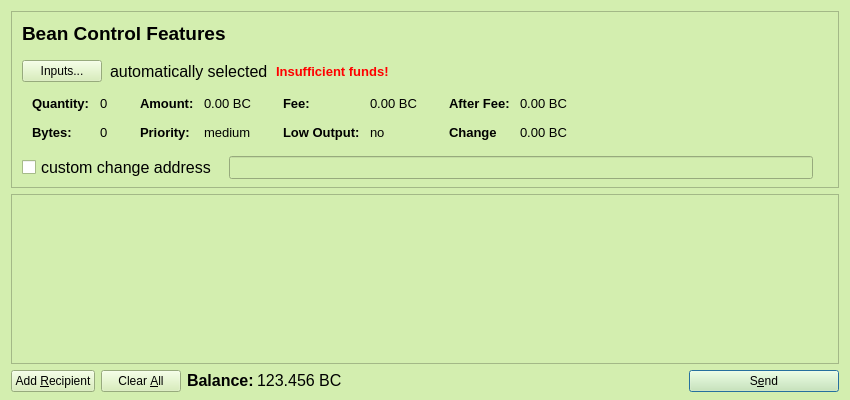
Above: src/qt/forms/sendbeansdialog.ui from teambean/BeanCash before the change. Below: the same form after it.
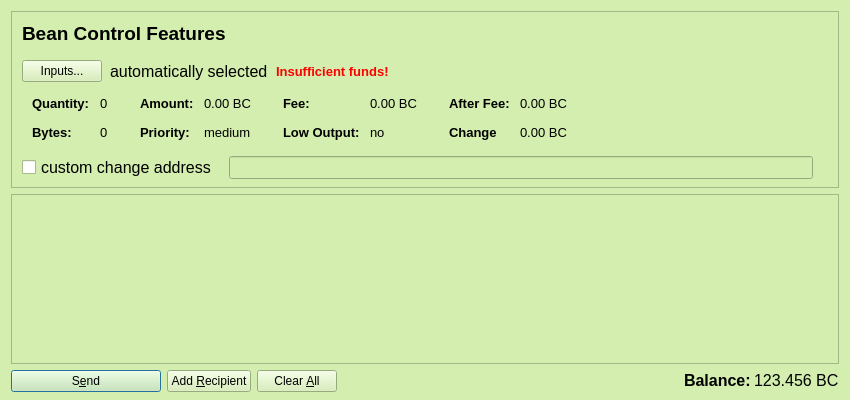
That is the form after the change. Icons and pictures are not drawn.

```diff
--- a/src/qt/forms/sendbeansdialog.ui
+++ b/src/qt/forms/sendbeansdialog.ui
@@ -982,6 +982,72 @@
    </item>
    <item>
     <layout class="QHBoxLayout" name="horizontalLayout">
+     <item>
+      <widget class="QPushButton" name="sendButton">
+       <property name="minimumSize">
+        <size>
+         <width>150</width>
+         <height>0</height>
+        </size>
+       </property>
+       <property name="palette">
+        <palette>
+         <active>
+          <colorrole role="Button">
+           <brush brushstyle="SolidPattern">
+            <color alpha="255">
+             <red>211</red>
+             <green>238</green>
+             <blue>175</blue>
+            </color>
+           </brush>
+          </colorrole>
+         </active>
+         <inactive>
+          <colorrole role="Button">
+           <brush brushstyle="SolidPattern">
+            <color alpha="255">
+             <red>211</red>
+             <green>238</green>
+             <blue>175</blue>
+            </color>
+           </brush>
+          </colorrole>
+         </inactive>
+         <disabled>
+          <colorrole role="Button">
+           <brush brushstyle="SolidPattern">
+            <color alpha="255">
+             <red>211</red>
+             <green>238</green>
+             <blue>175</blue>
+            </color>
+           </brush>
+          </colorrole>
+         </disabled>
+        </palette>
+       </property>
+       <property name="font">
+        <font>
+         <family>Sans Serif</family>
+         <pointsize>9</pointsize>
+        </font>
+       </property>
+       <property name="toolTip">
+        <string>Confirm the send action</string>
+       </property>
+       <property name="text">
+        <string>S&amp;end</string>
+       </property>
+       <property name="icon">
+        <iconset resource="../beancash.qrc">
+         <normaloff>:/icons/left_arrow</normaloff>:/icons/left_arrow</iconset>
+       </property>
+       <property name="default">
+        <bool>true</bool>
+       </property>
+      </widget>
+     </item>
      <item>
       <widget class="QPushButton" name="addButton">
        <property name="palette">
@@ -1116,6 +1182,19 @@
        <property name="spacing">
         <number>3</number>
        </property>
+       <item>
+        <spacer name="horizontalSpacer">
+         <property name="orientation">
+          <enum>Qt::Horizontal</enum>
+         </property>
+         <property name="sizeHint" stdset="0">
+          <size>
+           <width>40</width>
+           <height>20</height>
+          </size>
+         </property>
+        </spacer>
+       </item>
        <item>
         <widget class="QLabel" name="label">
          <property name="sizePolicy">
@@ -1163,85 +1242,6 @@
        </item>
       </layout>
      </item>
-     <item>
-      <spacer name="horizontalSpacer">
-       <property name="orientation">
-        <enum>Qt::Horizontal</enum>
-       </property>
-       <property name="sizeHint" stdset="0">
-        <size>
-         <width>40</width>
-         <height>20</height>
-        </size>
-       </property>
-      </spacer>
-     </item>
-     <item>
-      <widget class="QPushButton" name="sendButton">
-       <property name="minimumSize">
-        <size>
-         <width>150</width>
-         <height>0</height>
-        </size>
-       </property>
-       <property name="palette">
-        <palette>
-         <active>
-          <colorrole role="Button">
-           <brush brushstyle="SolidPattern">
-            <color alpha="255">
-             <red>211</red>
-             <green>238</green>
-             <blue>175</blue>
-            </color>
-           </brush>
-          </colorrole>
-         </active>
-         <inactive>
-          <colorrole role="Button">
-           <brush brushstyle="SolidPattern">
-            <color alpha="255">
-             <red>211</red>
-             <green>238</green>
-             <blue>175</blue>
-            </color>
-           </brush>
-          </colorrole>
-         </inactive>
-         <disabled>
-          <colorrole role="Button">
-           <brush brushstyle="SolidPattern">
-            <color alpha="255">
-             <red>211</red>
-             <green>238</green>
-             <blue>175</blue>
-            </color>
-           </brush>
-          </colorrole>
-         </disabled>
-        </palette>
-       </property>
-       <property name="font">
-        <font>
-         <family>Sans Serif</family>
-         <pointsize>9</pointsize>
-        </font>
-       </property>
-       <property name="toolTip">
-        <string>Confirm the send action</string>
-       </property>
-       <property name="text">
-        <string>S&amp;end</string>
-       </property>
-       <property name="icon">
-        <iconset resource="../beancash.qrc">
-         <normaloff>:/icons/left_arrow</normaloff>:/icons/left_arrow</iconset>
-       </property>
-       <property name="default">
-        <bool>true</bool>
-       </property>
-      </widget>
-     </item>
     </layout>
    </item>
   </layout>
```
